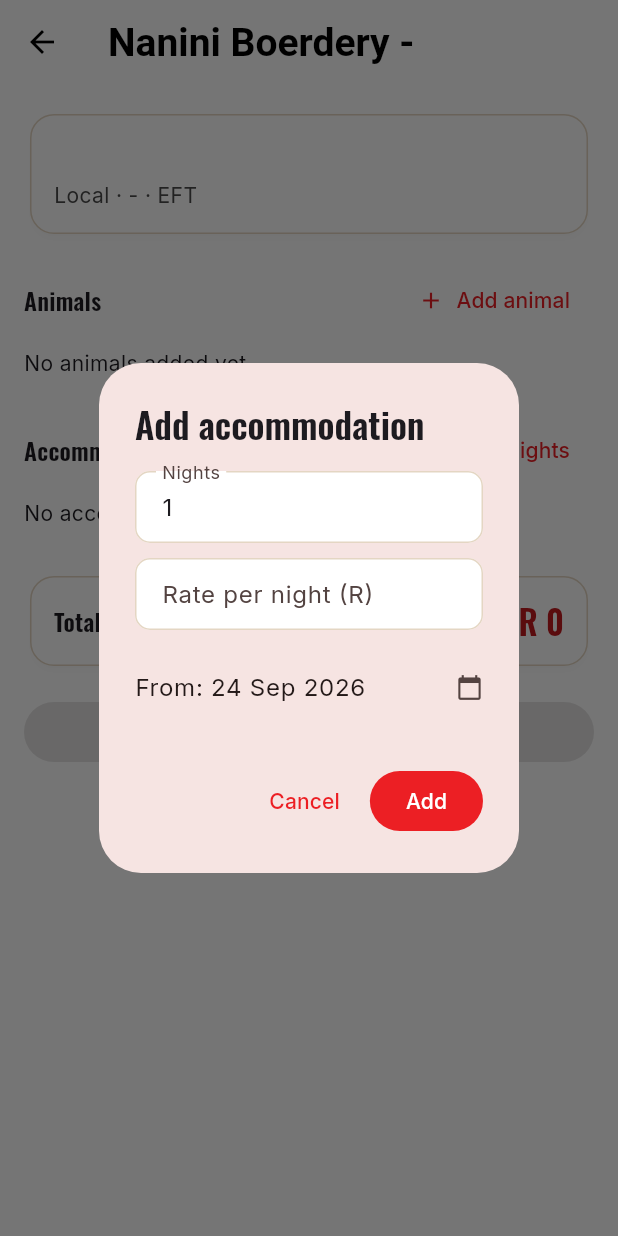
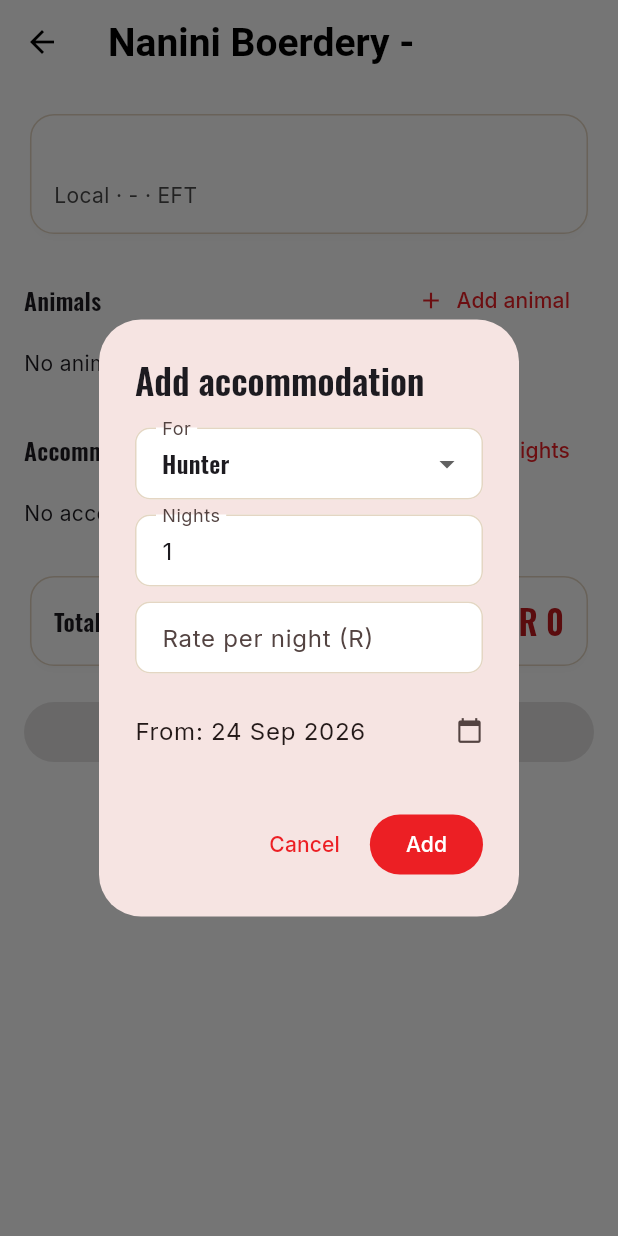
Before and after one commit to DFourie87/Nanini, a Flutter app: the HuntingInvoiceDetailScreen screen opened directly with empty values, after a tap on "Add nights", on a phone screen of 412 x 824 dp. Run offline on Flutter 3.47's test engine with Material 3 defaults, Android fonts, the phone set to English and light mode, and no system bars; our stand-ins replace csv, file_picker, fl_chart, flutter_map, google_fonts, latlong2 and 5 more; missing offline and left inert: excel; accounts and stored records are empty; network calls fail.

Commit message:
Split accommodation into hunter/non-hunter rates, add species off-take Reports tab
The real Haaskraal price list showed accommodation is billed at two
different flat rates (hunter vs. a non-hunter companion), which the
previous single price_per_night field couldn't represent. Now each farm
sets both rates, and each accommodation line records which one it's for
(auto-filling the matching rate, still editable) -- a hunter's invoice can
carry both a hunter-rate line for themselves and a non-hunter-rate line
for a companion staying with them.

New Reports tab: filter by farm and year to see animals taken per
species (off-take/quota tracking), with hunter name, sex, and horn
length shown per male animal.

Co-Authored-By: Claude Sonnet 5 <noreply@anthropic.com>
Claude-Session: https://claude.ai/code/session_0154FLxM7bQ7qjn16GE6RHFv

```diff
--- a/nanini_app/lib/features/hunting/hunting_document_preview.dart
+++ b/nanini_app/lib/features/hunting/hunting_document_preview.dart
@@ -124,7 +124,11 @@ Future<pw.Document> buildHuntingInvoicePdf(
             data: [
               for (final a in animals) ['Animal: ${_animalDescription(a)}', fmtR(a.price)],
               for (final a in accommodation)
-                ['Accommodation: ${a.nights.toStringAsFixed(0)} night${a.nights == 1 ? '' : 's'} from ${fmtDateDisplay(a.fromDate)}', fmtR(a.total)],
+                [
+                  'Accommodation (${a.personType == 'hunter' ? 'Hunter' : 'Non-hunter'}): '
+                      '${a.nights.toStringAsFixed(0)} night${a.nights == 1 ? '' : 's'} from ${fmtDateDisplay(a.fromDate)}',
+                  fmtR(a.total),
+                ],
             ],
             headerStyle: pw.TextStyle(fontWeight: pw.FontWeight.bold, color: PdfColors.white, fontSize: 10),
             headerDecoration: pw.BoxDecoration(color: _rust),
--- a/nanini_app/lib/features/hunting/hunting_home_screen.dart
+++ b/nanini_app/lib/features/hunting/hunting_home_screen.dart
@@ -10,6 +10,7 @@ import 'hunting_invoices_screen.dart';
 import 'hunting_models.dart';
 import 'hunting_price_lists_screen.dart';
 import 'hunting_repository.dart';
+import 'hunting_reports_screen.dart';
 
 class HuntingHomeScreen extends StatefulWidget {
   const HuntingHomeScreen({super.key});
@@ -89,6 +90,7 @@ class _HuntingHomeScreenState extends State<HuntingHomeScreen> {
       HuntingInvoicesScreen(repo: repo),
       HuntingPriceListsScreen(repo: repo),
       HuntingCertificatesScreen(repo: repo),
+      HuntingReportsScreen(repo: repo),
     ];
     return Scaffold(
       appBar: const NaniniAppBar(title: 'Hunting'),
@@ -101,6 +103,7 @@ class _HuntingHomeScreenState extends State<HuntingHomeScreen> {
           BottomNavigationBarItem(icon: Icon(Icons.receipt_long_outlined), label: 'Invoices'),
           BottomNavigationBarItem(icon: Icon(Icons.price_change_outlined), label: 'Price Lists'),
           BottomNavigationBarItem(icon: Icon(Icons.upload_file), label: 'Certificates'),
+          BottomNavigationBarItem(icon: Icon(Icons.bar_chart), label: 'Reports'),
         ],
       ),
     );
--- a/nanini_app/lib/features/hunting/hunting_invoice_detail_screen.dart
+++ b/nanini_app/lib/features/hunting/hunting_invoice_detail_screen.dart
@@ -107,7 +107,7 @@ class HuntingInvoiceDetailScreen extends StatelessWidget {
                   for (final a in accommodation)
                     Card(
                       child: ListTile(
-                        title: Text('${a.nights.toStringAsFixed(0)} night${a.nights == 1 ? '' : 's'}'),
+                        title: Text('${a.personType == 'hunter' ? 'Hunter' : 'Non-hunter'} · ${a.nights.toStringAsFixed(0)} night${a.nights == 1 ? '' : 's'}'),
                         subtitle: Text('From ${fmtDateDisplay(a.fromDate)} · ${fmtR(a.ratePerNight)}/night'),
                         trailing: Row(
                           mainAxisSize: MainAxisSize.min,
@@ -290,7 +290,8 @@ class HuntingInvoiceDetailScreen extends StatelessWidget {
     final rates = await repo.watchAccommodationRates().first;
     final matchingRates = rates.where((r) => r.farmId == farm.id).toList();
     final rate = matchingRates.isEmpty ? null : matchingRates.first;
-    final rateCtrl = TextEditingController(text: rate?.pricePerNight.toStringAsFixed(0) ?? '');
+    var personType = 'hunter';
+    final rateCtrl = TextEditingController(text: rate?.hunterRate.toStringAsFixed(0) ?? '');
     var fromDate = todayStr();
 
     if (!context.mounted) return;
@@ -303,6 +304,21 @@ class HuntingInvoiceDetailScreen extends StatelessWidget {
             child: Column(
               mainAxisSize: MainAxisSize.min,
               children: [
+                DropdownButtonFormField<String>(
+                  initialValue: personType,
+                  decoration: const InputDecoration(labelText: 'For'),
+                  items: const [
+                    DropdownMenuItem(value: 'hunter', child: Text('Hunter')),
+                    DropdownMenuItem(value: 'non_hunter', child: Text('Non-hunter (companion)')),
+                  ],
+                  onChanged: (v) {
+                    setLocal(() {
+                      personType = v!;
+                      if (rate != null) rateCtrl.text = (v == 'hunter' ? rate.hunterRate : rate.nonHunterRate).toStringAsFixed(0);
+                    });
+                  },
+                ),
+                const SizedBox(height: 10),
                 TextField(controller: nightsCtrl, keyboardType: TextInputType.number, decoration: const InputDecoration(labelText: 'Nights')),
                 const SizedBox(height: 10),
                 TextField(controller: rateCtrl, keyboardType: TextInputType.number, decoration: const InputDecoration(labelText: 'Rate per night (R)')),
@@ -329,9 +345,15 @@ class HuntingInvoiceDetailScreen extends StatelessWidget {
             FilledButton(
               onPressed: () async {
                 final nights = double.tryParse(nightsCtrl.text);
-                final rate = double.tryParse(rateCtrl.text);
-                if (nights == null || nights <= 0 || rate == null || rate < 0) return;
-                await repo.addAccommodationLine(invoiceId: invoice.id, nights: nights, ratePerNight: rate, fromDate: fromDate);
+                final rateValue = double.tryParse(rateCtrl.text);
+                if (nights == null || nights <= 0 || rateValue == null || rateValue < 0) return;
+                await repo.addAccommodationLine(
+                  invoiceId: invoice.id,
+                  personType: personType,
+                  nights: nights,
+                  ratePerNight: rateValue,
+                  fromDate: fromDate,
+                );
                 if (ctx.mounted) Navigator.pop(ctx);
               },
               child: const Text('Add'),
--- a/nanini_app/lib/features/hunting/hunting_models.dart
+++ b/nanini_app/lib/features/hunting/hunting_models.dart
@@ -25,18 +25,21 @@ class HuntingPriceEntry {
       );
 }
 
-/// One flat rate per night per farm -- accommodation isn't split by guest
-/// type the way animal prices are.
+/// Two flat rates per night per farm -- one for the hunter themselves, one
+/// for a non-hunter (e.g. a spouse along for the trip). Not split by guest
+/// type the way animal prices are (there's no international accommodation).
 class HuntingAccommodationRate {
-  HuntingAccommodationRate({required this.id, required this.farmId, required this.pricePerNight});
+  HuntingAccommodationRate({required this.id, required this.farmId, required this.hunterRate, required this.nonHunterRate});
   final String id;
   final String farmId;
-  final double pricePerNight;
+  final double hunterRate;
+  final double nonHunterRate;
 
   factory HuntingAccommodationRate.fromJson(Map<String, dynamic> j) => HuntingAccommodationRate(
         id: j['id'] as String,
         farmId: j['farm_id'] as String,
-        pricePerNight: (j['price_per_night'] as num?)?.toDouble() ?? 0,
+        hunterRate: (j['hunter_rate'] as num?)?.toDouble() ?? 0,
+        nonHunterRate: (j['non_hunter_rate'] as num?)?.toDouble() ?? 0,
       );
 }
 
@@ -236,10 +239,16 @@ class HuntingBooking {
       );
 }
 
+/// personType records who this charge is for -- the hunter themselves or a
+/// non-hunter companion (e.g. a spouse) -- since they're billed at
+/// different rates (see HuntingAccommodationRate). Both can appear as
+/// separate lines under the same invoice, since the invoice covers "all of
+/// [the hunter's] expenses" including a companion's stay.
 class HuntingAccommodationLine {
   HuntingAccommodationLine({
     required this.id,
     required this.invoiceId,
+    required this.personType,
     required this.nights,
     required this.ratePerNight,
     required this.fromDate,
@@ -247,6 +256,7 @@ class HuntingAccommodationLine {
   });
   final String id;
   final String invoiceId;
+  final String personType; // 'hunter' | 'non_hunter'
   final double nights;
   final double ratePerNight;
   final String fromDate;
@@ -257,6 +267,7 @@ class HuntingAccommodationLine {
   factory HuntingAccommodationLine.fromJson(Map<String, dynamic> j) => HuntingAccommodationLine(
         id: j['id'] as String,
         invoiceId: j['invoice_id'] as String,
+        personType: j['person_type'] as String? ?? 'hunter',
         nights: (j['nights'] as num?)?.toDouble() ?? 0,
         ratePerNight: (j['rate_per_night'] as num?)?.toDouble() ?? 0,
         fromDate: j['from_date'] as String,
```
Also changed, not shown: nanini_app/lib/features/hunting/hunting_price_lists_screen.dart (+21 -6 lines), nanini_app/lib/features/hunting/hunting_reports_screen.dart (added, +164 -0 lines), nanini_app/lib/features/hunting/hunting_repository.dart (+10 -3 lines).
